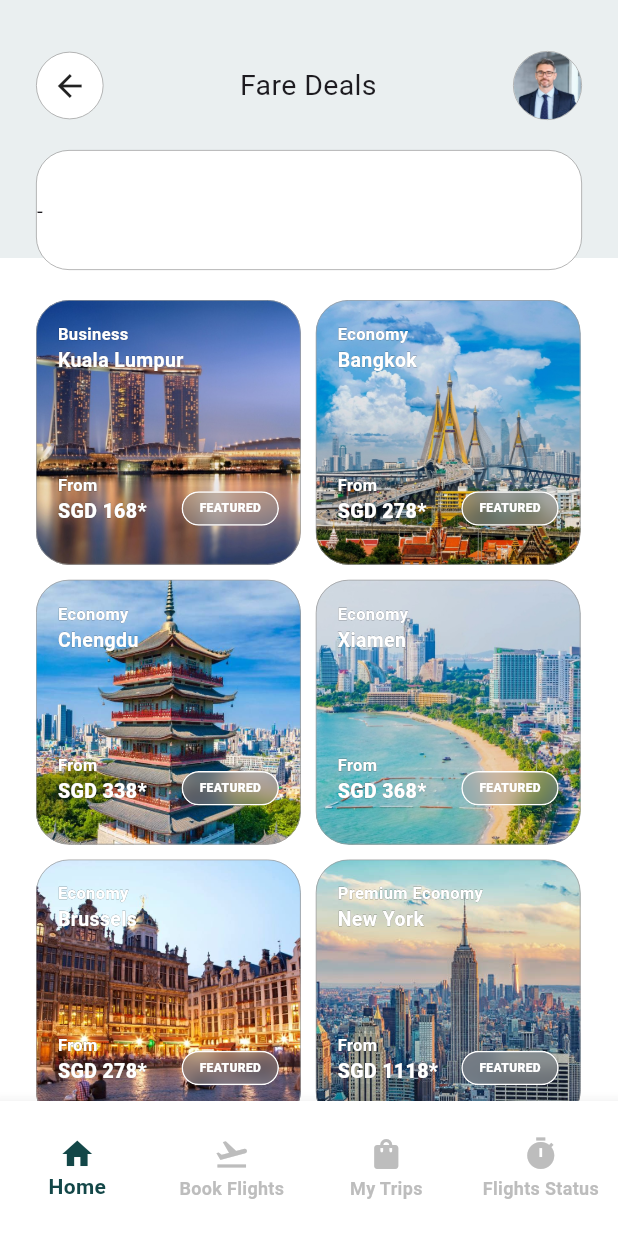
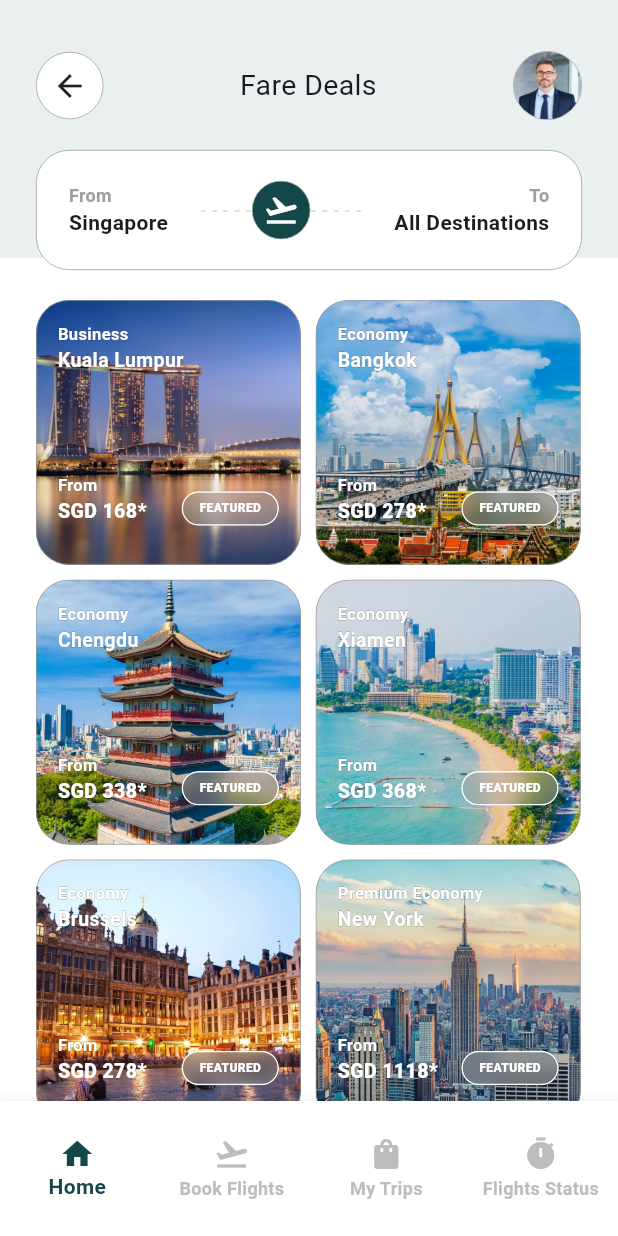
Before and after one commit to namanmahajan2020/Flight-Booking-app-ui, a Flutter app: the screen it shows after launch, on a phone screen of 412 x 824 dp. Run offline on Flutter 3.47's test engine with Material 3 defaults, Android fonts, the phone set to English and light mode, and no system bars.

```diff
--- a/lib/pages/home_page.dart
+++ b/lib/pages/home_page.dart
@@ -64,7 +64,91 @@ class HomePage extends StatelessWidget {
                         color: Colors.white,
                         borderRadius: BorderRadius.circular(22),
                       ),
-                      child: Row(children: [Text("-")]),
+                      child: Row(
+                        crossAxisAlignment: CrossAxisAlignment.center,
+                        mainAxisAlignment: MainAxisAlignment.spaceEvenly,
+                        children: [
+                          Column(
+                            crossAxisAlignment: CrossAxisAlignment.start,
+                            mainAxisAlignment: MainAxisAlignment.center,
+                            children: [
+                              Text(
+                                "From",
+                                style: TextStyle(
+                                  fontSize: 12,
+                                  fontWeight: FontWeight.w600,
+                                  color: Colors.grey[500],
+                                ),
+                              ),
+                              Text(
+                                "Singapore",
+                                style: TextStyle(
+                                  fontSize: 14,
+                                  fontWeight: FontWeight.bold,
+                                ),
+                              ),
+                            ],
+                          ),
+                          Row(
+                            children: [
+                              Text(
+                                "- - - - -",
+                                style: TextStyle(
+                                  fontSize: 11,
+                                  color: Colors.grey[300],
+                                  fontWeight: FontWeight.bold,
+                                ),
+                              ),
+                              Container(
+                                decoration: BoxDecoration(
+                                  shape: BoxShape.circle,
+                                  border: Border.all(
+                                    color: Colors.grey,
+                                    width: 0.5,
+                                  ),
+                                  color: Color(0xFF134748),
+                                ),
+                                child: Padding(
+                                  padding: const EdgeInsets.all(7.0),
+                                  child: Icon(
+                                    Icons.flight_takeoff,
+                                    color: Colors.white,
+                                  ),
+                                ),
+                              ),
+                              Text(
+                                "- - - - -",
+                                style: TextStyle(
+                                  fontSize: 11,
+                                  color: Colors.grey[300],
+                                  fontWeight: FontWeight.bold,
+                                ),
+                              ),
+                            ],
+                          ),
+                          Column(
+                            crossAxisAlignment: CrossAxisAlignment.end,
+                            mainAxisAlignment: MainAxisAlignment.center,
+                            children: [
+                              Text(
+                                "To",
+                                style: TextStyle(
+                                  fontSize: 12,
+                                  fontWeight: FontWeight.w600,
+                                  color: Colors.grey[500],
+                                ),
+                              ),
+                              Text(
+                                "All Destinations",
+                                style: TextStyle(
+                                  fontSize: 14,
+                                  fontWeight: FontWeight.bold,
+                                ),
+                              ),
+                            ],
+                          ),
+                        ],
+                      ),
                     ),
                     SizedBox(height: 20),
                     Expanded(
```
Also changed, not shown: lib/pages/flight_status.dart (+16 -31 lines), lib/images/thankyou.jpeg (added), 1 other file.
